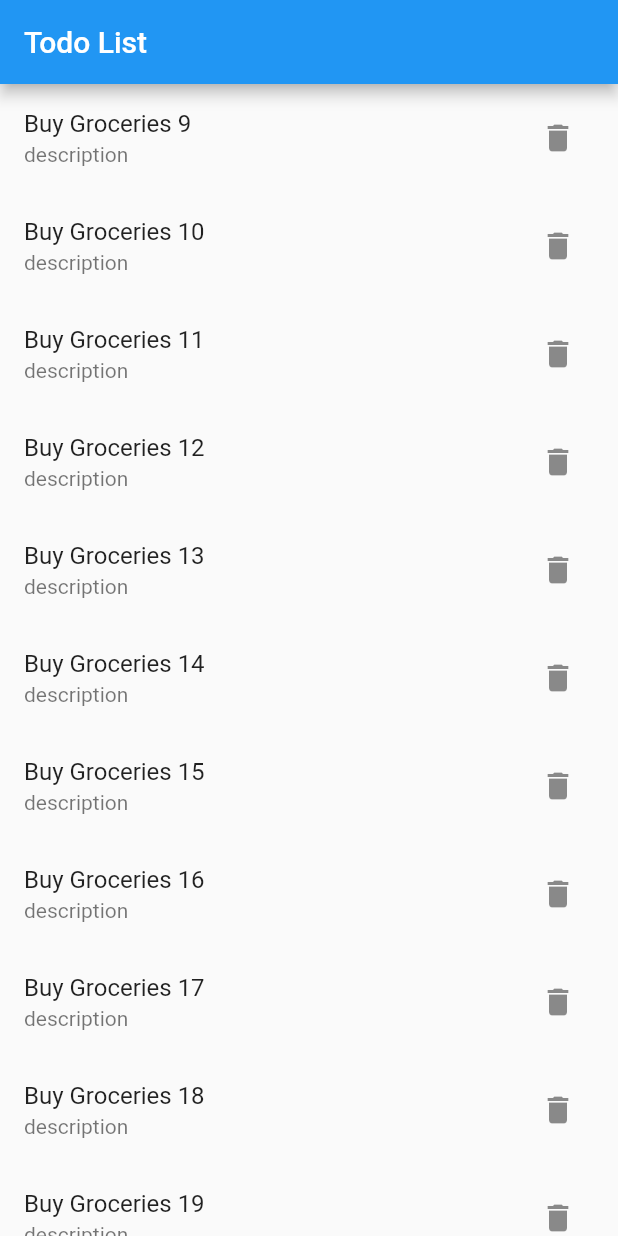
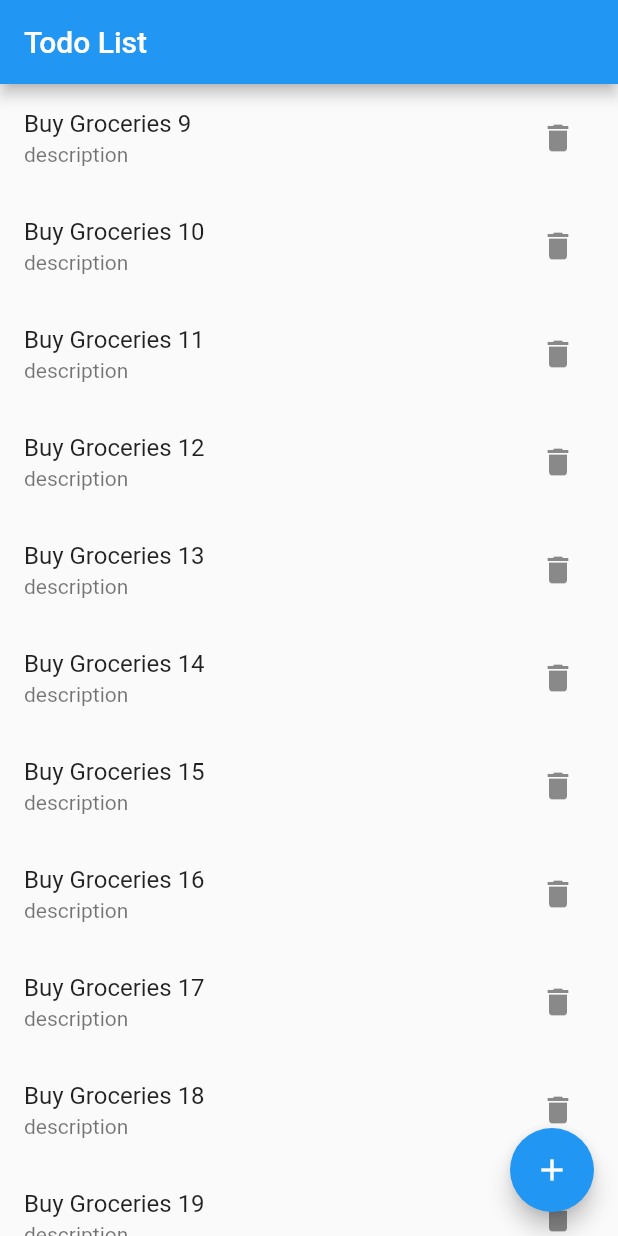
Before and after one commit to Senali-perera/homework2, a Flutter app: the screen it shows after launch, scrolled down 576 dp, after a tap on the "delete" icon, on a phone screen of 412 x 824 dp. Run offline on Flutter 3.47's test engine with Material 2 defaults, Android fonts, the phone set to English and light mode, and no system bars.

Commit message:
Added the second screen to add new todo and implement required functionalities there

```diff
--- a/lib/main.dart
+++ b/lib/main.dart
@@ -1,5 +1,6 @@
 import 'package:flutter/material.dart';
 import 'package:homework2/todo.dart';
+import 'package:homework2/todo_list.dart';
 
 void main() {
   runApp(const MyApp());
@@ -18,55 +19,3 @@ class MyApp extends StatelessWidget {
     );
   }
 }
-
-class TodoList extends StatefulWidget {
-  @override
-  _TodoListState createState()=>_TodoListState();
-}
-
-class _TodoListState extends State<TodoList>{
-  final List<Todo> _todos = [];
-
-  void _addTodoItem(){
-    if (_todos.isEmpty){
-      for (var i = 0; i <= 100; i++) {
-        Todo newToDo = Todo("Buy Groceries $i" , false, "description");
-        _todos.add(newToDo);
-      }
-    }
-  }
-
-  @override
-  void initState() {
-    super.initState();
-    _addTodoItem();
-  }
-
-  Widget _viewTodoItem(Todo todo){
-    return ListTile(
-      title: Text(todo.title),
-      subtitle: Text(todo.description),
-      trailing: IconButton(
-        icon: const Icon(Icons.delete),
-        onPressed: () {
-          setState(() {
-            _todos.remove(todo);
-          });
-        },
-      ),
-    );
-  }
-
-  @override
-  Widget build(BuildContext context) {
-    return Scaffold(
-      appBar: AppBar(title: const Text('Todo List')),
-      body: ListView.builder(
-        itemCount: _todos.length,
-        itemBuilder: (context, index) {
-          return _viewTodoItem(_todos[index]);
-        },
-      ),
-    );
-  }
-}
--- /dev/null
+++ b/lib/todo_list.dart
@@ -0,0 +1,75 @@
+import 'package:flutter/material.dart';
+import 'package:homework2/add_todo.dart';
+import 'package:homework2/todo.dart';
+
+class TodoList extends StatefulWidget {
+  @override
+  _TodoListState createState()=>_TodoListState();
+}
+
+class _TodoListState extends State<TodoList>{
+  final List<Todo> _todos = [];
+
+  void _initialiseTodoList(){
+    if (_todos.isEmpty){
+      for (var i = 0; i <= 100; i++) {
+        Todo newToDo = Todo("Buy Groceries $i" , false, "description");
+        _todos.add(newToDo);
+      }
+    }
+  }
+
+  void _addTodoItem(BuildContext context) async{
+    final result = await Navigator.push(
+        context,
+        MaterialPageRoute(
+          builder: (context) => AddTodo(),
+        ));
+
+    setState(() {
+      _todos.add(result);
+    });
+
+  }
+
+  @override
+  void initState() {
+    super.initState();
+    _initialiseTodoList();
+  }
+
+  Widget _viewTodoItem(Todo todo){
+    return ListTile(
+      title: Text(todo.title),
+      subtitle: Text(todo.description),
+      trailing: IconButton(
+        icon: const Icon(Icons.delete),
+        onPressed: () {
+          setState(() {
+            _todos.remove(todo);
+          });
+        },
+      ),
+    );
+  }
+
+  @override
+  Widget build(BuildContext context) {
+    return Scaffold(
+      appBar: AppBar(title: const Text('Todo List')),
+      body: ListView.builder(
+        itemCount: _todos.length,
+        itemBuilder: (context, index) {
+          return _viewTodoItem(_todos[index]);
+        },
+      ),
+      floatingActionButton: FloatingActionButton(
+        onPressed: ()  {
+          _addTodoItem(context);
+          },
+        tooltip: 'Add Item',
+        child: const Icon(Icons.add),
+      ),
+    );
+  }
+}
```
Also changed, not shown: lib/add_todo.dart (added, +49 -0 lines).
